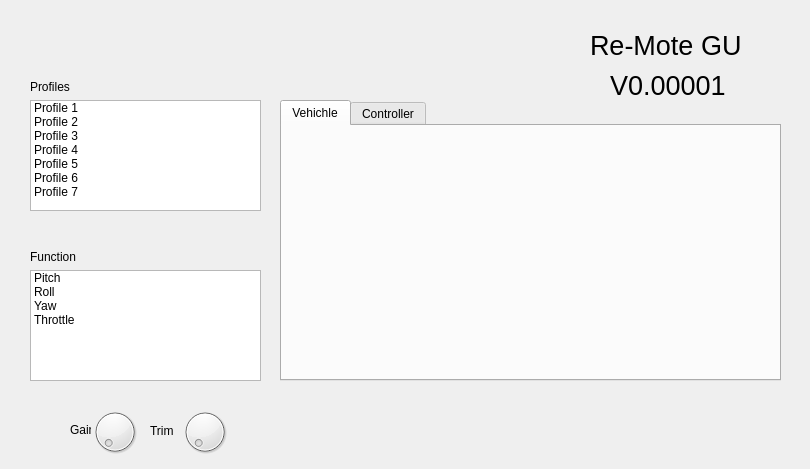
The window that remote-gui/dashboard.ui (fastrobotics/fast-usb-remote) describes before a commit, drawn with Qt 5.
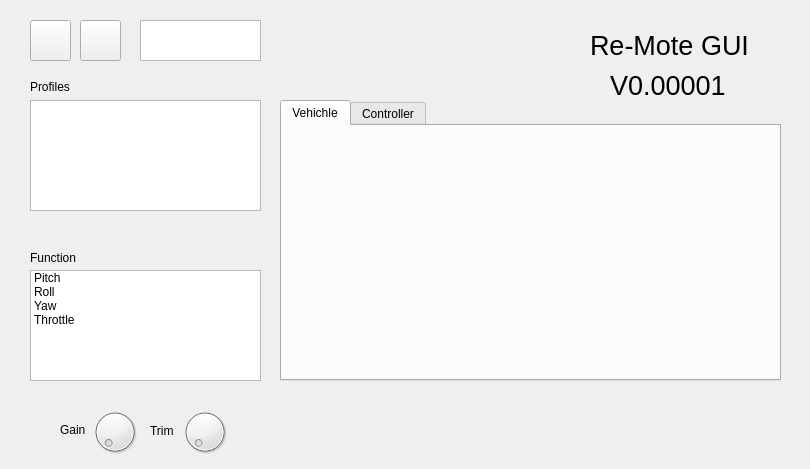
The same window after the commit. Icons and pictures are not drawn.

Commit message: Added some slot functions and basic add/remove profile support.

Patch:
```diff
--- a/remote-gui/dashboard.ui
+++ b/remote-gui/dashboard.ui
@@ -33,38 +33,6 @@
      <bool>true</bool>
     </property>
    </widget>
-   <widget class="QLabel" name="addprofile">
-    <property name="geometry">
-     <rect>
-      <x>30</x>
-      <y>20</y>
-      <width>41</width>
-      <height>41</height>
-     </rect>
-    </property>
-    <property name="text">
-     <string/>
-    </property>
-    <property name="pixmap">
-     <pixmap resource="remote-gui.qrc">:/new/remote-gui/add-profile.png</pixmap>
-    </property>
-   </widget>
-   <widget class="QLabel" name="delprofile">
-    <property name="geometry">
-     <rect>
-      <x>80</x>
-      <y>20</y>
-      <width>41</width>
-      <height>41</height>
-     </rect>
-    </property>
-    <property name="text">
-     <string/>
-    </property>
-    <property name="pixmap">
-     <pixmap resource="remote-gui.qrc">:/new/remote-gui/del-profile.png</pixmap>
-    </property>
-   </widget>
    <widget class="QListWidget" name="proflist">
     <property name="geometry">
      <rect>
@@ -74,41 +42,9 @@
       <height>111</height>
      </rect>
     </property>
-    <item>
-     <property name="text">
-      <string>Profile 1</string>
-     </property>
-    </item>
-    <item>
-     <property name="text">
-      <string>Profile 2</string>
-     </property>
-    </item>
-    <item>
-     <property name="text">
-      <string>Profile 3</string>
-     </property>
-    </item>
-    <item>
-     <property name="text">
-      <string>Profile 4</string>
-     </property>
-    </item>
-    <item>
-     <property name="text">
-      <string>Profile 5</string>
-     </property>
-    </item>
-    <item>
-     <property name="text">
-      <string>Profile 6</string>
-     </property>
-    </item>
-    <item>
-     <property name="text">
-      <string>Profile 7</string>
-     </property>
-    </item>
+    <property name="selectionMode">
+     <enum>QAbstractItemView::MultiSelection</enum>
+    </property>
    </widget>
    <widget class="QLabel" name="proflabel">
     <property name="geometry">
@@ -131,8 +67,8 @@
      <rect>
       <x>30</x>
       <y>250</y>
-      <width>46</width>
-      <height>13</height>
+      <width>61</width>
+      <height>16</height>
      </rect>
     </property>
     <property name="text">
@@ -192,9 +128,9 @@
    <widget class="QLabel" name="label">
     <property name="geometry">
      <rect>
-      <x>70</x>
+      <x>60</x>
       <y>420</y>
-      <width>21</width>
+      <width>31</width>
       <height>20</height>
      </rect>
     </property>
@@ -291,7 +227,7 @@
      <rect>
       <x>590</x>
       <y>20</y>
-      <width>151</width>
+      <width>181</width>
       <height>51</height>
      </rect>
     </property>
@@ -351,7 +287,63 @@
      <string/>
     </property>
     <property name="pixmap">
-     <pixmap resource="remote-gui.qrc">:/new/remote-gui/download-profile.png</pixmap>
+     <pixmap resource="remote-gui.qrc">:/new/remote-gui/images/download-profile.png</pixmap>
+    </property>
+   </widget>
+   <widget class="QTextEdit" name="textEdit">
+    <property name="geometry">
+     <rect>
+      <x>140</x>
+      <y>20</y>
+      <width>121</width>
+      <height>41</height>
+     </rect>
+    </property>
+   </widget>
+   <widget class="QPushButton" name="addbutton">
+    <property name="geometry">
+     <rect>
+      <x>30</x>
+      <y>20</y>
+      <width>41</width>
+      <height>41</height>
+     </rect>
+    </property>
+    <property name="text">
+     <string/>
+    </property>
+    <property name="icon">
+     <iconset resource="remote-gui.qrc">
+      <normaloff>:/new/remote-gui/images/add-profile.png</normaloff>:/new/remote-gui/images/add-profile.png</iconset>
+    </property>
+    <property name="iconSize">
+     <size>
+      <width>40</width>
+      <height>40</height>
+     </size>
+    </property>
+   </widget>
+   <widget class="QPushButton" name="delbutton">
+    <property name="geometry">
+     <rect>
+      <x>80</x>
+      <y>20</y>
+      <width>41</width>
+      <height>41</height>
+     </rect>
+    </property>
+    <property name="text">
+     <string/>
+    </property>
+    <property name="icon">
+     <iconset resource="remote-gui.qrc">
+      <normaloff>:/new/remote-gui/images/del-profile.png</normaloff>:/new/remote-gui/images/del-profile.png</iconset>
+    </property>
+    <property name="iconSize">
+     <size>
+      <width>40</width>
+      <height>40</height>
+     </size>
     </property>
    </widget>
   </widget>
```
Left out of the diff: 10 changed lines with no effect on the pictures. The commit also changes 6 other files.
